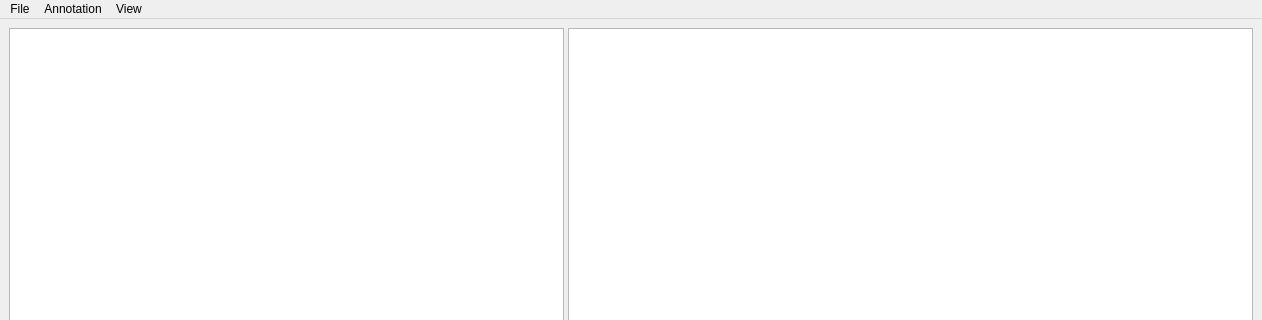
The window that modules/app/mainwindow.ui (smartsenselab/SSAT) describes before a commit, drawn with Qt 5; both pictures show x 0 to 1262 and y 0 to 320 of the 1262 by 733 pixel window.
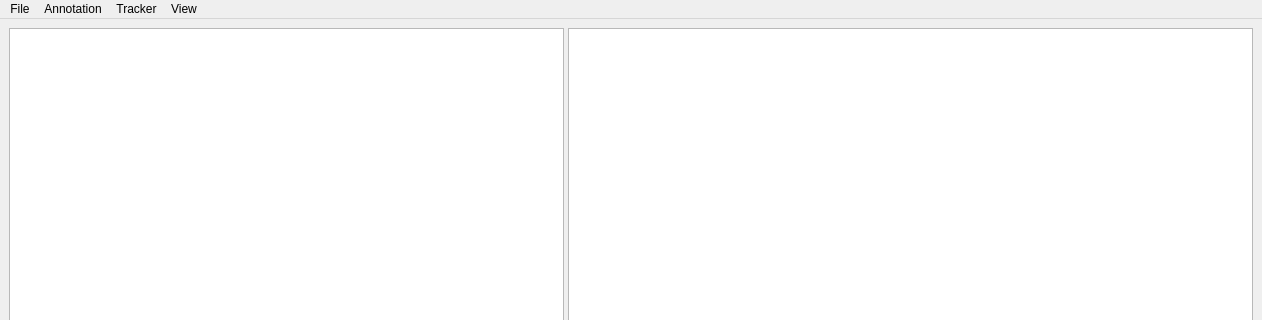
The same window after the commit. Custom widgets are drawn as their Qt base class.

Commit message: Updating MainWindow menu shortcuts

```diff
--- a/modules/app/mainwindow.ui
+++ b/modules/app/mainwindow.ui
@@ -353,8 +353,17 @@
     <addaction name="actionBounding_box_Perspective"/>
     <addaction name="actionFrame_Perspective"/>
    </widget>
+   <widget class="QMenu" name="menuTracker">
+    <property name="title">
+     <string>Tracker</string>
+    </property>
+    <addaction name="actionANT"/>
+    <addaction name="actionCMT"/>
+    <addaction name="actionTLD"/>
+   </widget>
    <addaction name="menuFile"/>
    <addaction name="menuAnnotation"/>
+   <addaction name="menuTracker"/>
    <addaction name="menuView"/>
   </widget>
   <action name="actionOpen">
```
Left out of the diff: 91 changed lines with no effect on the pictures. The commit also changes 2 other files.
